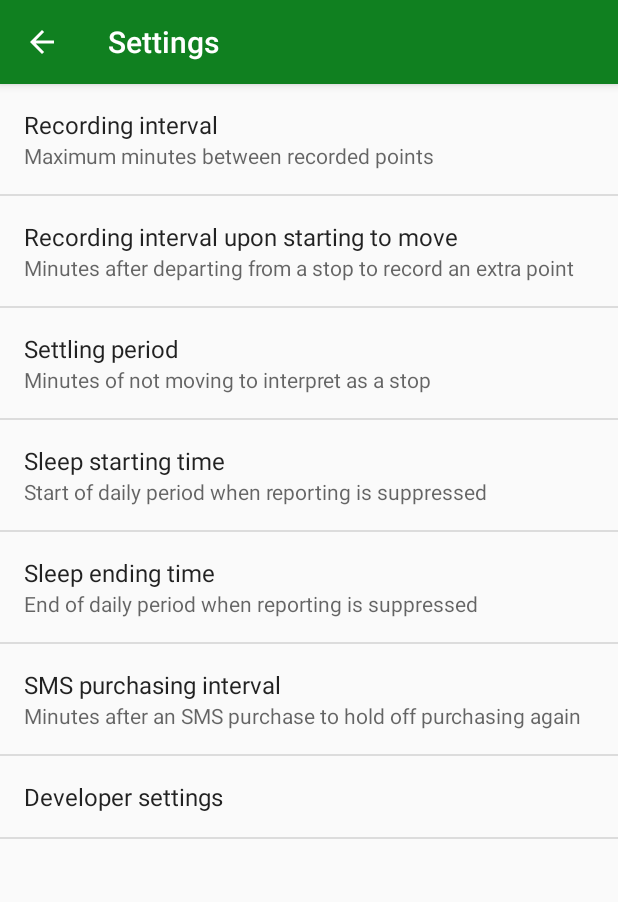
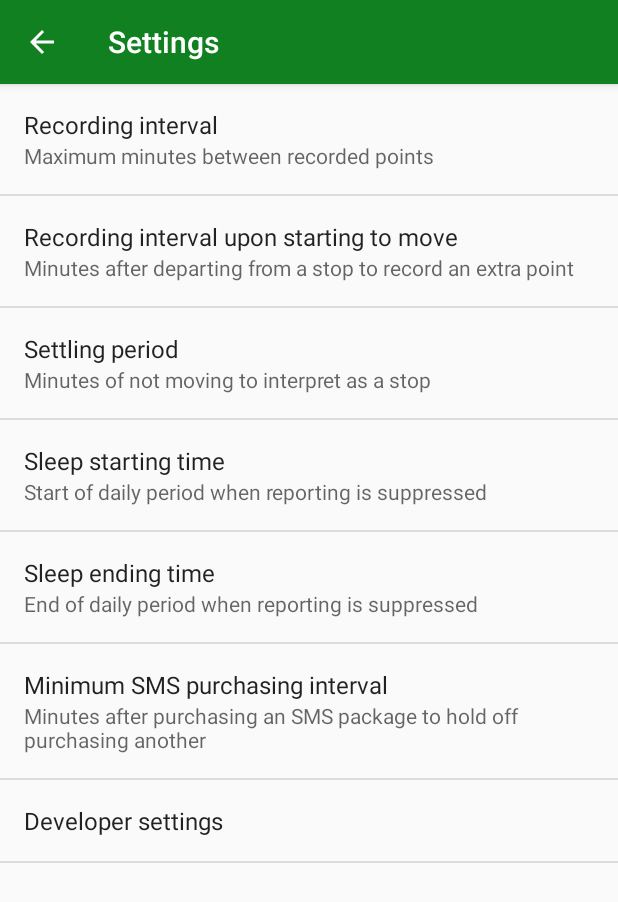
Before and after one commit to zestyping/fleetreporter, an Android app: the SettingsActivity screen opened directly, with no data from a screen before it, on a phone screen of 412 x 824 dp. Shown: the top 902 px of the screen. Run offline under Robolectric (Android 15) with nearby library versions, the phone set to English and light mode, and no system bars; libraries missing offline, so code that uses them is left out: com.crashlytics.android.

Commit message:
Minor string and translation edits.

```diff
--- a/app/src/main/res/values/strings.xml
+++ b/app/src/main/res/values/strings.xml
@@ -65,7 +65,7 @@
   <string name="pref_sleep_start_summary">Start of daily period when reporting is suppressed</string>
   <string name="pref_sleep_end">Sleep ending time</string>
   <string name="pref_sleep_end_summary">End of daily period when reporting is suppressed</string>
-  <string name="pref_sms_purchase_interval">SMS purchasing interval</string>
-  <string name="pref_sms_purchase_interval_summary">Minutes after an SMS purchase to hold off purchasing again</string>
+  <string name="pref_sms_purchase_interval">Minimum SMS purchasing interval</string>
+  <string name="pref_sms_purchase_interval_summary">Minutes after purchasing an SMS package to hold off purchasing another</string>
   <string name="pref_developer_settings">Developer settings</string>
 </resources>
```
Also changed, not shown: 1 other file.
